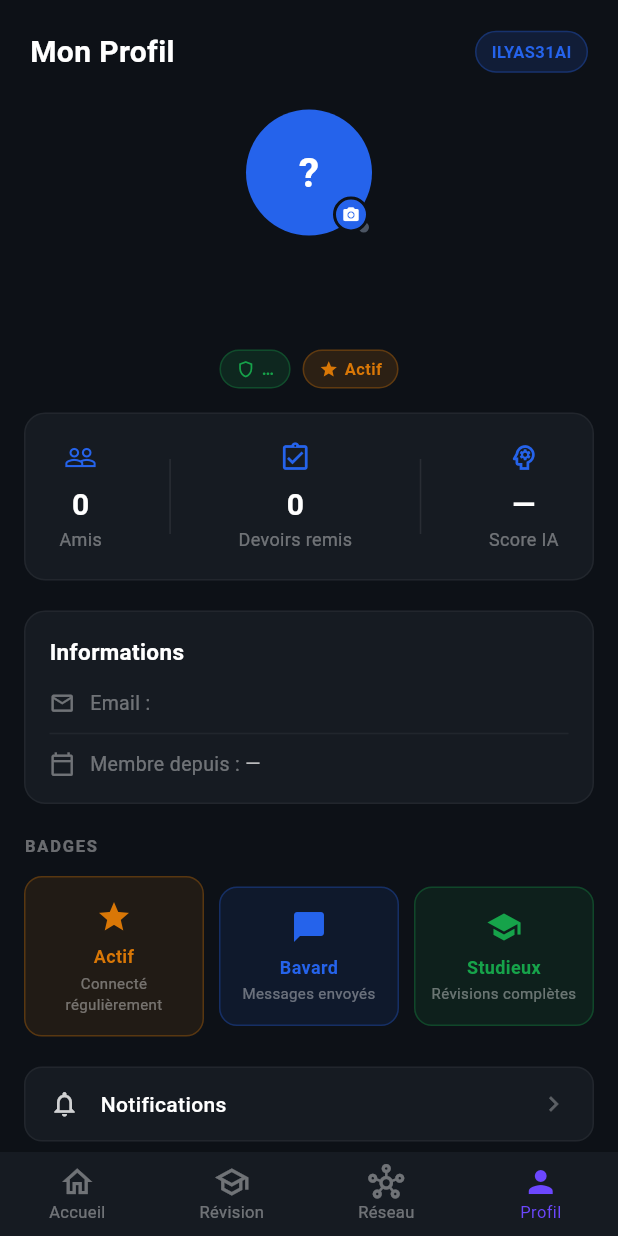
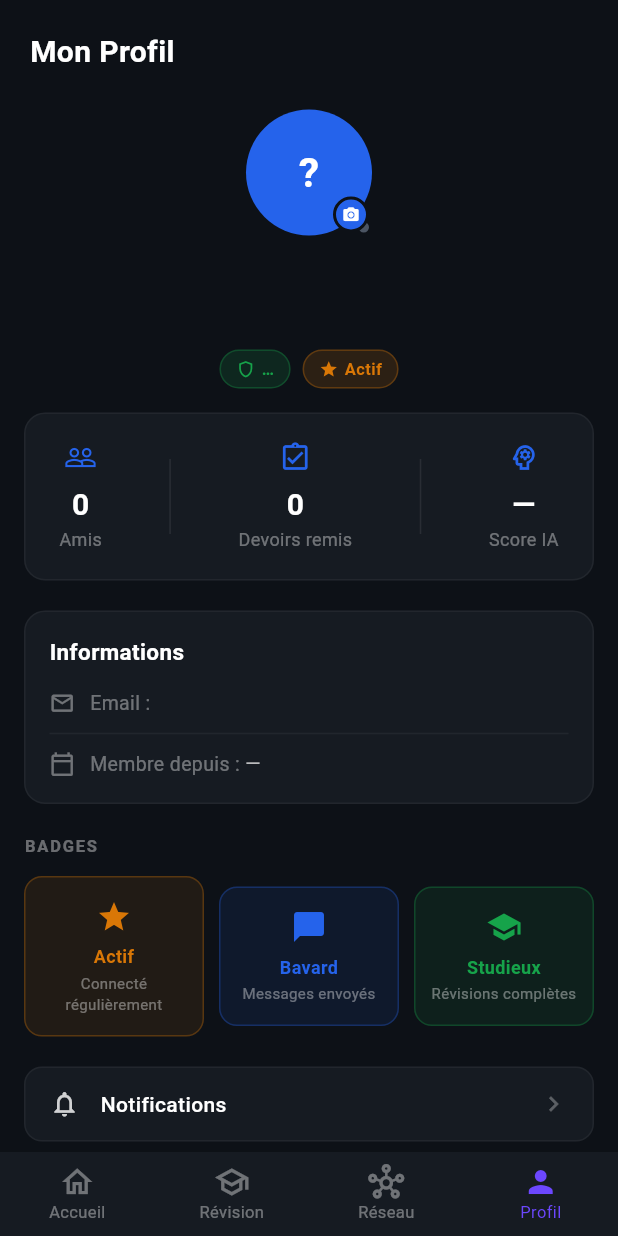
Before and after one commit to ilyas31ai/ilyas_app, a Flutter app: the screen it shows once a user with an empty profile is signed in, item 4 of the bottom bar chosen, on a phone screen of 412 x 824 dp. Run offline on Flutter 3.47's test engine with Material 3 defaults, Android fonts, the phone set to English and light mode, and no system bars; our stand-ins replace audioplayers, clock, cloud_firestore, file_picker, firebase_auth, firebase_core and 11 more; missing offline and left inert: dart:html, record, speech_to_text_platform_interface; accounts and stored records are empty; statements that could not run were skipped.

Commit message:
fix(role): auto-correction role direction + suppression badge ILYAS31AI
Cause racine du bug 'Directeur vu comme Eleve' :
  Les documents users/{uid} crees par l'ancien syncProfile (quand les regles
  Firestore bloquaient l'inscription) ont role='eleve' par defaut.
  Aucun code ne corrigeait ce champ apres coup.

Corrections :

user_service.dart syncProfile() :
  Si le document existe avec role='eleve', verifie si schools/{uid} a
  directeurId==uid. Si oui : role='direction' + schoolId=uid sont ecrits
  automatiquement lors du prochain login. Aucun impact sur les vrais comptes
  eleves (ils n'ont pas de document schools/{uid} avec leur uid).

profile_page.dart _roleColor() :
  Ajoute les cases direction / adminEtablissement / superAdmin → orange
  Ajoute la case parent → rose
  Auparavant direction tombait dans default → vert = meme couleur qu'eleve

edit_profile_page.dart _roleColor :
  Meme correctif que profile_page

profile_page.dart header :
  Supprime le badge 'ILYAS31AI' hardcode (artefact de test visible pour
  tous les comptes)

addition_game_page.dart + soustraction_page.dart :
  Remplace 'ILYAS31AI' par 'SCOLAR AI Educative'

flutter analyze : 0 erreur. APK debug : OK.

Co-Authored-By: Claude Sonnet 4.6 <noreply@anthropic.com>

```diff
--- a/lib/pages/addition_game_page.dart
+++ b/lib/pages/addition_game_page.dart
@@ -113,7 +113,7 @@ class _AdditionGamePageState extends State<AdditionGamePage> {
             const SizedBox(height: 10),
 
             const Text(
-              "ILYAS31AI",
+              "SCOLAR AI Educative",
               style: TextStyle(
                 fontSize: 22,
                 color: Colors.white,
--- a/lib/pages/edit_profile_page.dart
+++ b/lib/pages/edit_profile_page.dart
@@ -222,7 +222,12 @@ class _EditProfilePageState extends State<EditProfilePage> {
       case UserRole.professeur:
         return const Color(0xFF6C47FF);
       case UserRole.admin:
+      case UserRole.direction:
+      case UserRole.adminEtablissement:
+      case UserRole.superAdmin:
         return const Color(0xFFD97706);
+      case UserRole.parent:
+        return const Color(0xFFBE185D);
       default:
         return const Color(0xFF16A34A);
     }
--- a/lib/pages/profile_page.dart
+++ b/lib/pages/profile_page.dart
@@ -208,25 +208,6 @@ class _ProfilePageState extends State<ProfilePage> {
                         ),
                       ),
                     ),
-                  Container(
-                    padding: const EdgeInsets.symmetric(
-                        horizontal: 10, vertical: 5),
-                    decoration: BoxDecoration(
-                      color: const Color(0xFF2563EB)
-                          .withValues(alpha: 0.15),
-                      borderRadius: BorderRadius.circular(20),
-                      border: Border.all(
-                          color: const Color(0xFF2563EB)
-                              .withValues(alpha: 0.3)),
-                    ),
-                    child: const Text(
-                      'ILYAS31AI',
-                      style: TextStyle(
-                          color: Color(0xFF2563EB),
-                          fontSize: 11,
-                          fontWeight: FontWeight.w700),
-                    ),
-                  ),
                 ],
               ),
             ],
@@ -315,7 +296,12 @@ class _ProfilePageState extends State<ProfilePage> {
       case UserRole.professeur:
         return const Color(0xFF6C47FF);
       case UserRole.admin:
+      case UserRole.direction:
+      case UserRole.adminEtablissement:
+      case UserRole.superAdmin:
         return const Color(0xFFD97706);
+      case UserRole.parent:
+        return const Color(0xFFBE185D);
       default:
         return const Color(0xFF16A34A);
     }
--- a/lib/pages/soustraction_page.dart
+++ b/lib/pages/soustraction_page.dart
@@ -113,7 +113,7 @@ class _SoustractionPageState extends State<SoustractionPage> {
             ),
             const SizedBox(height: 10),
             const Text(
-              "ILYAS31AI",
+              "SCOLAR AI Educative",
               style: TextStyle(
                 color: Colors.white,
                 fontWeight: FontWeight.bold,
--- a/lib/services/user_service.dart
+++ b/lib/services/user_service.dart
@@ -25,6 +25,8 @@ class UserService {
 
       if (snap.exists) {
         final updates = <String, dynamic>{'lastSeen': FieldValue.serverTimestamp()};
+        final storedRole = snap.data()?['role'] as String?;
+
         // Corrige le displayName si Firebase Auth a un vrai nom mais Firestore a
         // l'email en guise de nom (cas d'une inscription partiellement ratée)
         final storedName = snap.data()?['displayName'] as String?;
@@ -33,9 +35,25 @@ class UserService {
             authDisplayName != storedName) {
           updates['displayName'] = authDisplayName;
         }
+
+        // Auto-correction du role : si le document a role='eleve' (valeur de secours
+        // créée par l'ancien syncProfile quand les règles Firestore bloquaient
+        // l'inscription), vérifie si un document schools/{uid} existe avec
+        // directeurId == uid → restaure role='direction' + schoolId=uid.
+        if (storedRole == 'eleve') {
+          try {
+            final schoolSnap = await _db.collection('schools').doc(uid).get();
+            if (schoolSnap.exists &&
+                (schoolSnap.data()?['directeurId'] as String?) == uid) {
+              updates['role'] = 'direction';
+              updates['schoolId'] = uid;
+            }
+          } catch (_) {}
+        }
+
         await ref.update(updates);
         // Re-run parent link in case children have logged in since last parent login
-        if ((snap.data()?['role'] as String?) == 'parent') {
+        if (storedRole == 'parent') {
           await _syncParentEnfantIds(uid, snap.data()?['email'] as String? ?? email);
         }
       } else {
```
